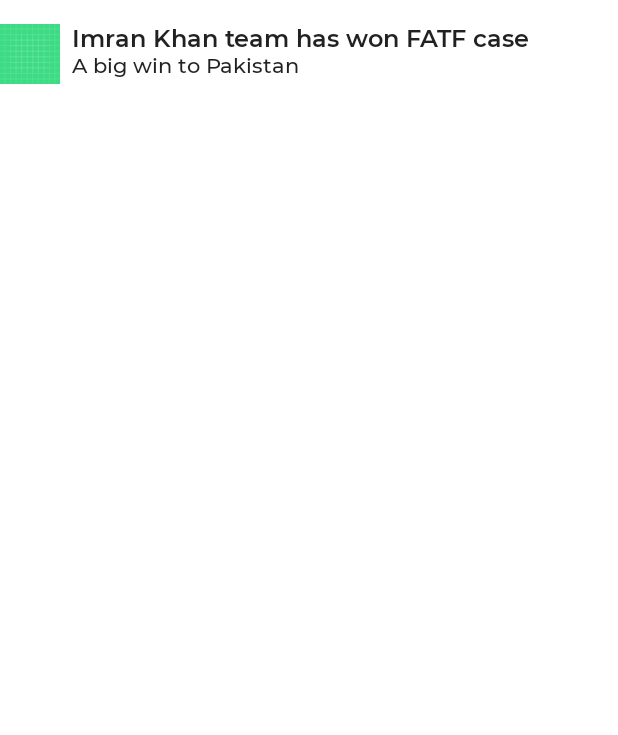
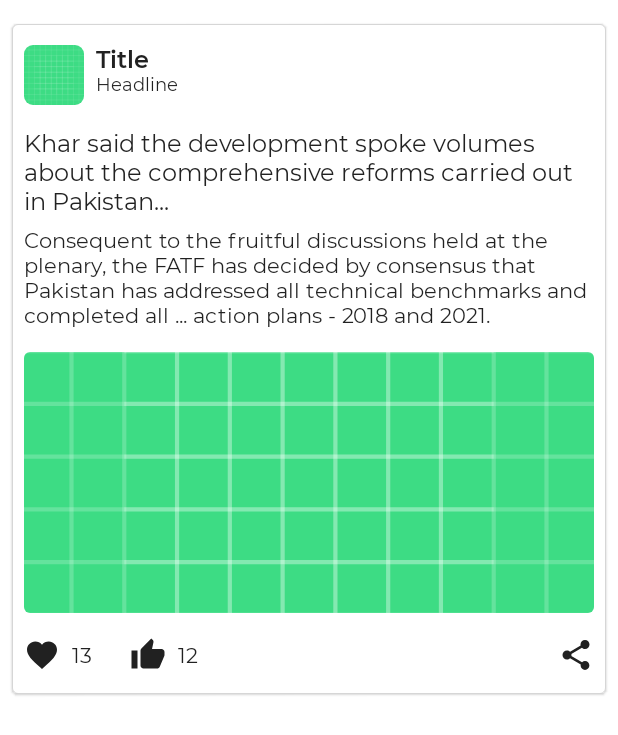
Before and after one commit to shahzadafridi/Posty, an Android app built with Jetpack Compose: the @Preview function DefaultPreview, on a phone screen of 412 x 824 dp. Shown: the top 735 px of the screen. Run offline under Robolectric (Android 15) with nearby library versions, the phone set to English and light mode, and no system bars.

Commit message:
Post Card Designed

```diff
--- a/app/src/main/java/com/realtime/realtimeblogs/MainActivity.kt
+++ b/app/src/main/java/com/realtime/realtimeblogs/MainActivity.kt
@@ -10,21 +10,27 @@ import androidx.compose.foundation.background
 import androidx.compose.foundation.border
 import androidx.compose.foundation.layout.*
 import androidx.compose.foundation.shape.CircleShape
-import androidx.compose.material.MaterialTheme
-import androidx.compose.material.Surface
-import androidx.compose.material.Text
+import androidx.compose.material.*
+import androidx.compose.material.icons.Icons
+import androidx.compose.material.icons.filled.*
 import androidx.compose.runtime.Composable
+import androidx.compose.runtime.ComposableTargetMarker
+import androidx.compose.ui.Alignment
 import androidx.compose.ui.Modifier
 import androidx.compose.ui.draw.clip
 import androidx.compose.ui.graphics.Color
 import androidx.compose.ui.graphics.RectangleShape
+import androidx.compose.ui.layout.ContentScale
 import androidx.compose.ui.res.painterResource
 import androidx.compose.ui.tooling.preview.Preview
 import androidx.compose.ui.unit.ExperimentalUnitApi
 import androidx.compose.ui.unit.TextUnit
 import androidx.compose.ui.unit.TextUnitType
 import androidx.compose.ui.unit.dp
+import com.realtime.realtimeblogs.ui.theme.BorderColor
 import com.realtime.realtimeblogs.ui.theme.PostyTheme
+import com.realtime.realtimeblogs.ui.theme.RoundRectShape
+import com.realtime.realtimeblogs.ui.theme.items.PostCard
 
 class MainActivity : ComponentActivity() {
     override fun onCreate(savedInstanceState: Bundle?) {
@@ -48,40 +54,11 @@ fun Greeting(name: String) {
     Text(text = "Hello $name!")
 }
 
+@Preview(showBackground = true)
 @OptIn(ExperimentalUnitApi::class)
-@Preview(showBackground = true)
 @Composable
 fun DefaultPreview() {
     PostyTheme {
-
-        Row(
-            modifier = Modifier
-                .fillMaxWidth()
-                .padding(vertical = 16.dp)
-
-        ) {
-            Image(
-                painter = painterResource(id = R.drawable.ic_launcher_background),
-                contentDescription = "Profile Image",
-                modifier = Modifier
-                    .size(40.dp,40.dp)
-
-            )
-
-            Column(
-                modifier = Modifier
-                    .padding(horizontal = 8.dp)
-            ) {
-                Text(
-                    text = "Imran Khan team has won FATF case ",
-                    style = MaterialTheme.typography.subtitle1
-                )
-                Text(
-                    text = "A big win to Pakistan",
-                    style = MaterialTheme.typography.subtitle2
-                )
-            }
-        }
-
+        PostCard()
     }
 }
--- a/app/src/main/java/com/realtime/realtimeblogs/ui/theme/Color.kt
+++ b/app/src/main/java/com/realtime/realtimeblogs/ui/theme/Color.kt
@@ -12,3 +12,5 @@ val Posty300 = Color(0xFF627FFF)
 val Posty700 = Color(0xFF002EE3)
 val Posty800 = Color(0xFF0021D9)
 val Posty900 = Color(0xFF0000C0)
+
+val BorderColor = Color(0x29000000)
--- a/app/src/main/java/com/realtime/realtimeblogs/ui/theme/Shape.kt
+++ b/app/src/main/java/com/realtime/realtimeblogs/ui/theme/Shape.kt
@@ -10,6 +10,12 @@ val Shapes = Shapes(
     large = RoundedCornerShape(0.dp)
 )
 
+val RoundRectShape = Shapes(
+    small = RoundedCornerShape(6.dp),
+    medium = RoundedCornerShape(12.dp),
+    large = RoundedCornerShape(16.dp)
+)
+
 val CardShapes = Shapes(
     small = RoundedCornerShape(6.dp),
     medium = RoundedCornerShape(12.dp),
--- a/app/src/main/java/com/realtime/realtimeblogs/ui/theme/Type.kt
+++ b/app/src/main/java/com/realtime/realtimeblogs/ui/theme/Type.kt
@@ -15,12 +15,6 @@ private val Montserrat = FontFamily(
     Font(R.font.montserrat_medium, FontWeight.W500),
     Font(R.font.montserrat_semibold, FontWeight.W600)
 )
-
-private val Domine = FontFamily(
-    Font(R.font.domine_regular),
-    Font(R.font.domine_bold, FontWeight.Bold)
-)
-
 
 val PostyTypography = Typography(
     h4 = TextStyle(
@@ -49,7 +43,7 @@ val PostyTypography = Typography(
         fontSize = 14.sp
     ),
     body1 = TextStyle(
-        fontFamily = Domine,
+        fontFamily = Montserrat,
         fontWeight = FontWeight.Normal,
         fontSize = 16.sp
     ),
--- /dev/null
+++ b/app/src/main/java/com/realtime/realtimeblogs/ui/theme/items/PostCard.kt
@@ -0,0 +1,155 @@
+package com.realtime.realtimeblogs.ui.theme.items
+
+import androidx.compose.foundation.BorderStroke
+import androidx.compose.foundation.Image
+import androidx.compose.foundation.background
+import androidx.compose.foundation.layout.*
+import androidx.compose.material.*
+import androidx.compose.material.icons.Icons
+import androidx.compose.material.icons.filled.Favorite
+import androidx.compose.material.icons.filled.FavoriteBorder
+import androidx.compose.material.icons.filled.Share
+import androidx.compose.material.icons.filled.ThumbUp
+import androidx.compose.runtime.Composable
+import androidx.compose.ui.Alignment
+import androidx.compose.ui.Modifier
+import androidx.compose.ui.draw.clip
+import androidx.compose.ui.layout.ContentScale
+import androidx.compose.ui.res.painterResource
+import androidx.compose.ui.unit.dp
+import com.realtime.realtimeblogs.R
+import com.realtime.realtimeblogs.ui.theme.BorderColor
+import com.realtime.realtimeblogs.ui.theme.RoundRectShape
+
+
+@Composable
+fun PostCard(){
+    Card(
+        modifier = Modifier
+            .background(color = MaterialTheme.colors.background)
+            .padding(vertical = 16.dp, horizontal = 8.dp),
+        border = BorderStroke(0.5.dp, BorderColor),
+        elevation = 1.dp
+    ) {
+        Column(
+            modifier = Modifier.padding(vertical = 14.dp, horizontal = 8.dp)
+        ) {
+            PostHeaderSection()
+            Spacer(modifier = Modifier.padding(top = 16.dp))
+            PostContentSection()
+            Spacer(modifier = Modifier.padding(top = 16.dp))
+            PostFooterSection()
+        }
+
+    }
+}
+
+
+@Composable
+fun PostHeaderSection() {
+    Row(
+        modifier = Modifier
+            .fillMaxWidth()
+    ) {
+
+        Image(
+            painter = painterResource(id = R.drawable.ic_launcher_background),
+            contentDescription = "Profile Image",
+            modifier = Modifier
+                .size(40.dp, 40.dp)
+                .clip(RoundRectShape.small)
+        )
+
+        Column(
+            modifier = Modifier
+                .padding(horizontal = 8.dp)
+        ) {
+            Text(
+                text = "Title",
+                style = MaterialTheme.typography.subtitle1
+            )
+            Text(
+                text = "Headline",
+                style = MaterialTheme.typography.caption
+            )
+        }
+    }
+}
+
+
+@Composable
+fun PostContentSection() {
+    Surface {
+        Column {
+            Text(
+                text = "Khar said the development spoke volumes about the comprehensive reforms carried out in Pakistan...",
+                style = MaterialTheme.typography.body1
+            )
+            Text(
+                text = "Consequent to the fruitful discussions held at the plenary, the FATF has decided by consensus that Pakistan has addressed all technical benchmarks and completed all ... action plans - 2018 and 2021.",
+                style = MaterialTheme.typography.body2,
+                modifier = Modifier.padding(top = 8.dp)
+            )
+            Image(
+                painter = painterResource(id = R.drawable.ic_launcher_background),
+                contentDescription = null,
+                modifier = Modifier
+                    .height(190.dp)
+                    .padding(top = 16.dp)
+                    .fillMaxWidth()
+                    .clip(MaterialTheme.shapes.small),
+                contentScale = ContentScale.Crop
+            )
+        }
+    }
+}
+
+@Composable
+fun PostFooterSection() {
+    Row(
+        modifier = Modifier
+            .fillMaxWidth(),
+        horizontalArrangement = Arrangement.SpaceBetween,
+        verticalAlignment = Alignment.CenterVertically
+    ) {
+
+        Row(
+            verticalAlignment = Alignment.CenterVertically
+        ) {
+            /** Favourite Icon */
+            IconToggleButton(
+                modifier = Modifier.
+                then(Modifier.size(24.dp)),
+                checked = false,
+                onCheckedChange = {}
+            ) {
+                Icon(
+                    imageVector = if (true) Icons.Filled.Favorite else Icons.Filled.FavoriteBorder,
+                    contentDescription = null
+                )
+            }
+            Text(
+                text = "13",
+                style = MaterialTheme.typography.body2,
+                modifier = Modifier.padding(start = 8.dp)
+            )
+            /** Comment Icon */
+            Icon(
+                imageVector = Icons.Filled.ThumbUp,
+                contentDescription = null,
+                modifier = Modifier.padding(start = 25.dp)
+            )
+            Text(
+                text = "12",
+                style = MaterialTheme.typography.body2,
+                modifier = Modifier.padding(start = 8.dp)
+            )
+        }
+        /** Share Icon */
+        Icon(
+            imageVector = Icons.Filled.Share,
+            contentDescription = null,
+            modifier = Modifier.padding(start = 25.dp)
+        )
+    }
+}
```
